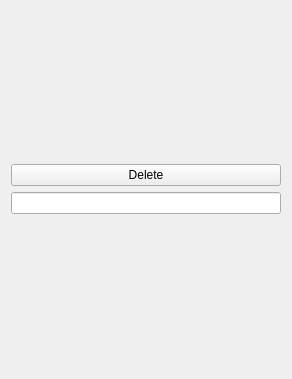
First picture: the form in src/DataItem.ui, repository neoluxis/integreted_xlsxeditor_cpp, before the edit.
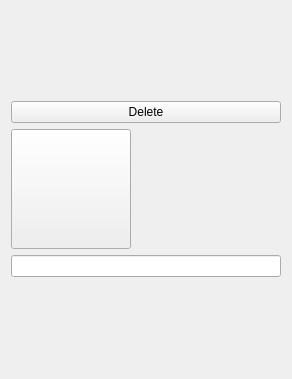
Second picture: the form after the edit.

The edit to the form file:
```diff
--- a/src/DataItem.ui
+++ b/src/DataItem.ui
@@ -28,7 +28,26 @@
       </layout>
      </item>
      <item>
-      <layout class="QGridLayout" name="gridPicture"/>
+      <widget class="QPushButton" name="btnImage">
+       <property name="minimumSize">
+        <size>
+         <width>80</width>
+         <height>80</height>
+        </size>
+       </property>
+       <property name="maximumSize">
+        <size>
+         <width>120</width>
+         <height>120</height>
+        </size>
+       </property>
+       <property name="iconSize">
+        <size>
+         <width>70</width>
+         <height>70</height>
+        </size>
+       </property>
+      </widget>
      </item>
      <item>
       <widget class="QLineEdit" name="lnData"/>
```
